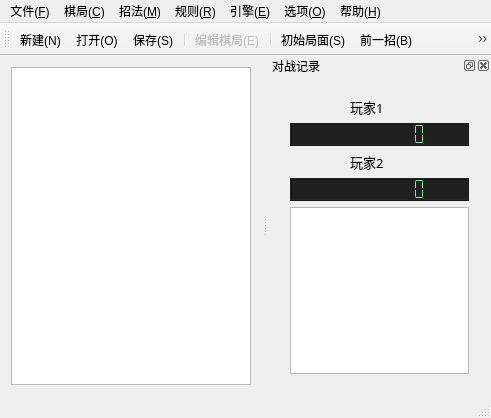
This is NineChess/ninechesswindow.ui in calcitem/Sanmill as Qt 5 draws it before an edit. The edited form follows.
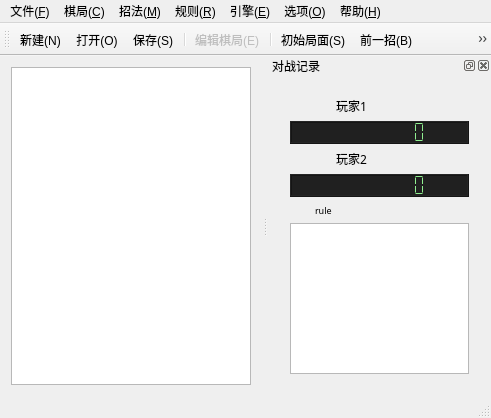
This is the edited form. Icons and pictures are not drawn. Custom widgets are drawn as their Qt base class.

The edit to the form file:
```diff
--- a/NineChess/ninechesswindow.ui
+++ b/NineChess/ninechesswindow.ui
@@ -243,6 +243,11 @@
                <verstretch>0</verstretch>
               </sizepolicy>
              </property>
+             <property name="font">
+              <font>
+               <pointsize>9</pointsize>
+              </font>
+             </property>
              <property name="text">
               <string/>
              </property>
@@ -258,14 +263,14 @@
             <widget class="QLabel" name="label1">
              <property name="sizePolicy">
               <sizepolicy hsizetype="Preferred" vsizetype="Preferred">
-               <horstretch>2</horstretch>
+               <horstretch>3</horstretch>
                <verstretch>0</verstretch>
               </sizepolicy>
              </property>
              <property name="font">
               <font>
                <family>微软雅黑</family>
-               <pointsize>10</pointsize>
+               <pointsize>9</pointsize>
               </font>
              </property>
              <property name="text">
@@ -319,6 +324,11 @@
                <verstretch>0</verstretch>
               </sizepolicy>
              </property>
+             <property name="font">
+              <font>
+               <pointsize>9</pointsize>
+              </font>
+             </property>
              <property name="text">
               <string/>
              </property>
@@ -334,14 +344,14 @@
             <widget class="QLabel" name="label2">
              <property name="sizePolicy">
               <sizepolicy hsizetype="Preferred" vsizetype="Preferred">
-               <horstretch>2</horstretch>
+               <horstretch>3</horstretch>
                <verstretch>0</verstretch>
               </sizepolicy>
              </property>
              <property name="font">
               <font>
                <family>微软雅黑</family>
-               <pointsize>10</pointsize>
+               <pointsize>9</pointsize>
               </font>
              </property>
              <property name="text">
@@ -379,6 +389,45 @@
            </property>
           </widget>
          </item>
+         <item>
+          <layout class="QHBoxLayout" name="horizontalLayout_2">
+           <item>
+            <widget class="QLabel" name="labelInfo">
+             <property name="sizePolicy">
+              <sizepolicy hsizetype="Preferred" vsizetype="Preferred">
+               <horstretch>1</horstretch>
+               <verstretch>0</verstretch>
+              </sizepolicy>
+             </property>
+             <property name="text">
+              <string/>
+             </property>
+             <property name="pixmap">
+              <pixmap resource="ninechesswindow.qrc">:/icon/Resources/icon/Help.png</pixmap>
+             </property>
+            </widget>
+           </item>
+           <item>
+            <widget class="QLabel" name="labelRule">
+             <property name="sizePolicy">
+              <sizepolicy hsizetype="Preferred" vsizetype="Preferred">
+               <horstretch>8</horstretch>
+               <verstretch>0</verstretch>
+              </sizepolicy>
+             </property>
+             <property name="font">
+              <font>
+               <family>AmdtSymbols</family>
+               <pointsize>7</pointsize>
+              </font>
+             </property>
+             <property name="text">
+              <string>rule</string>
+             </property>
+            </widget>
+           </item>
+          </layout>
+         </item>
          <item>
           <widget class="SizeHintListView" name="listView">
            <property name="font">
```
